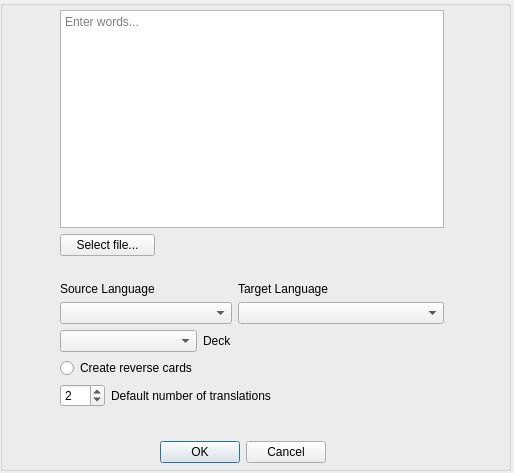
Before: the Qt Designer form src/ui/main_dialog.ui in stevejkcode/easyvocab, drawn with Qt 5.
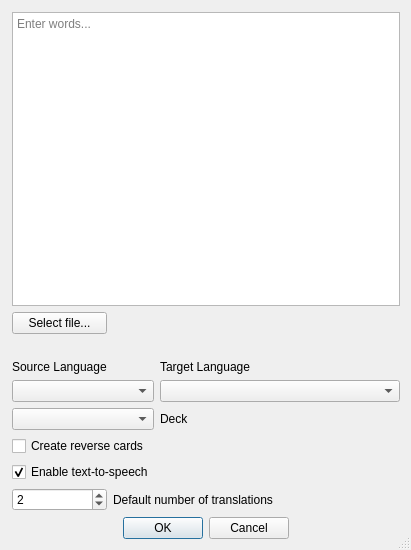
After: the same form once the commit is applied.

Commit message: Add tts option to main dialog

Diff of the .ui file:
```diff
--- a/src/ui/main_dialog.ui
+++ b/src/ui/main_dialog.ui
@@ -6,43 +6,42 @@
    <rect>
     <x>0</x>
     <y>0</y>
-    <width>514</width>
-    <height>473</height>
+    <width>411</width>
+    <height>550</height>
    </rect>
   </property>
   <property name="windowTitle">
    <string>Generate Foreign Language Cards</string>
   </property>
-  <widget class="QGroupBox" name="groupBox">
-   <property name="geometry">
-    <rect>
-     <x>0</x>
-     <y>0</y>
-     <width>511</width>
-     <height>471</height>
-    </rect>
-   </property>
-   <property name="title">
-    <string/>
-   </property>
-   <widget class="QWidget" name="">
+  <property name="autoFillBackground">
+   <bool>true</bool>
+  </property>
+  <property name="sizeGripEnabled">
+   <bool>true</bool>
+  </property>
+  <property name="modal">
+   <bool>true</bool>
+  </property>
+  <widget class="QWidget" name="layoutWidget">
     <property name="geometry">
      <rect>
-      <x>60</x>
-      <y>10</y>
-      <width>384</width>
-      <height>397</height>
-     </rect>
-    </property>
+     <x>12</x>
+     <y>12</y>
+     <width>388</width>
+     <height>527</height>
+    </rect>
+   </property>
+   <layout class="QVBoxLayout" name="verticalLayout">
+    <item>
     <layout class="QGridLayout" name="gridLayout">
-     <item row="0" column="0" colspan="5">
+      <item row="0" column="0" colspan="4">
       <widget class="QTextEdit" name="textEdit">
        <property name="placeholderText">
         <string>Enter words...</string>
        </property>
       </widget>
      </item>
-     <item row="1" column="0" colspan="2">
+      <item row="1" column="0">
       <widget class="QPushButton" name="pushButton">
        <property name="toolTip">
         <string>&lt;html&gt;&lt;head/&gt;&lt;body&gt;&lt;p&gt;Import words file&lt;/p&gt;&lt;/body&gt;&lt;/html&gt;</string>
@@ -52,20 +51,20 @@
        </property>
       </widget>
      </item>
-     <item row="1" column="2" colspan="3">
+      <item row="1" column="1" colspan="3">
       <spacer name="horizontalSpacer">
        <property name="orientation">
         <enum>Qt::Horizontal</enum>
        </property>
        <property name="sizeHint" stdset="0">
         <size>
-         <width>228</width>
+          <width>188</width>
          <height>20</height>
         </size>
        </property>
       </spacer>
      </item>
-     <item row="2" column="0" colspan="5">
+      <item row="2" column="0" colspan="4">
       <spacer name="horizontalSpacer_4">
        <property name="orientation">
         <enum>Qt::Horizontal</enum>
@@ -78,86 +77,70 @@
        </property>
       </spacer>
      </item>
-     <item row="3" column="0" colspan="2">
+      <item row="3" column="0">
       <widget class="QLabel" name="label_3">
        <property name="text">
         <string>Source Language</string>
        </property>
       </widget>
      </item>
-     <item row="3" column="4">
+      <item row="3" column="2" colspan="2">
       <widget class="QLabel" name="label_4">
        <property name="text">
         <string>Target Language</string>
        </property>
       </widget>
      </item>
-     <item row="4" column="0" colspan="4">
-      <widget class="QComboBox" name="comboBox_2"/>
-     </item>
-     <item row="4" column="4">
+      <item row="4" column="2" colspan="2">
       <widget class="QComboBox" name="comboBox_3"/>
      </item>
-     <item row="5" column="0" colspan="3">
-      <widget class="QComboBox" name="comboBox">
-       <property name="toolTip">
-        <string>&lt;html&gt;&lt;head/&gt;&lt;body&gt;&lt;p&gt;Choose or create a deck to import words into&lt;/p&gt;&lt;/body&gt;&lt;/html&gt;</string>
-       </property>
-       <property name="statusTip">
-        <string/>
-       </property>
-       <property name="currentText">
-        <string/>
-       </property>
-       <property name="placeholderText">
-        <string>Deck</string>
-       </property>
-      </widget>
-     </item>
-     <item row="5" column="3">
+      <item row="5" column="2">
       <widget class="QLabel" name="label">
        <property name="text">
         <string>Deck</string>
        </property>
       </widget>
      </item>
-     <item row="5" column="4">
+      <item row="5" column="3">
       <spacer name="horizontalSpacer_2">
        <property name="orientation">
         <enum>Qt::Horizontal</enum>
        </property>
        <property name="sizeHint" stdset="0">
         <size>
-         <width>138</width>
+          <width>48</width>
          <height>20</height>
         </size>
        </property>
       </spacer>
      </item>
-     <item row="6" column="0" colspan="3">
-      <widget class="QRadioButton" name="radioButton">
-       <property name="toolTip">
-        <string>&lt;html&gt;&lt;head/&gt;&lt;body&gt;&lt;p&gt;Create reverse vocab cards in addition to normal ones.&lt;/p&gt;&lt;/body&gt;&lt;/html&gt;</string>
-       </property>
-       <property name="text">
-        <string>Create reverse cards</string>
-       </property>
-      </widget>
-     </item>
-     <item row="6" column="3" colspan="2">
+      <item row="6" column="2" colspan="2">
       <spacer name="horizontalSpacer_3">
        <property name="orientation">
         <enum>Qt::Horizontal</enum>
        </property>
        <property name="sizeHint" stdset="0">
         <size>
-         <width>178</width>
+          <width>138</width>
          <height>20</height>
         </size>
        </property>
       </spacer>
      </item>
-     <item row="7" column="0">
+      <item row="7" column="2" colspan="2">
+       <spacer name="horizontalSpacer_5">
+        <property name="orientation">
+         <enum>Qt::Horizontal</enum>
+        </property>
+        <property name="sizeHint" stdset="0">
+         <size>
+          <width>138</width>
+          <height>20</height>
+         </size>
+        </property>
+       </spacer>
+      </item>
+      <item row="8" column="0">
       <widget class="QSpinBox" name="spinBox">
        <property name="toolTip">
         <string>&lt;html&gt;&lt;head/&gt;&lt;body&gt;&lt;p&gt;The default number of translations to use on the reverse side of each card&lt;/p&gt;&lt;/body&gt;&lt;/html&gt;</string>
@@ -167,31 +150,71 @@
        </property>
       </widget>
      </item>
-     <item row="7" column="1" colspan="4">
+      <item row="8" column="1" colspan="3">
       <widget class="QLabel" name="label_2">
        <property name="text">
         <string>Default number of translations</string>
        </property>
       </widget>
      </item>
-    </layout>
-   </widget>
+      <item row="4" column="0" colspan="2">
+       <widget class="QComboBox" name="comboBox_2"/>
+      </item>
+      <item row="5" column="0" colspan="2">
+       <widget class="QComboBox" name="comboBox">
+        <property name="toolTip">
+         <string>&lt;html&gt;&lt;head/&gt;&lt;body&gt;&lt;p&gt;Choose which deck to import the generated cards into.&lt;/p&gt;&lt;/body&gt;&lt;/html&gt;</string>
+        </property>
+        <property name="statusTip">
+         <string/>
+        </property>
+        <property name="currentText">
+         <string/>
+        </property>
+        <property name="placeholderText">
+         <string>Deck</string>
+        </property>
+       </widget>
+      </item>
+      <item row="6" column="0" colspan="2">
+       <widget class="QCheckBox" name="checkBox">
+        <property name="toolTip">
+         <string>&lt;html&gt;&lt;head/&gt;&lt;body&gt;&lt;p&gt;Create reverse vocab cards in addition to normal ones.&lt;/p&gt;&lt;/body&gt;&lt;/html&gt;</string>
+        </property>
+        <property name="text">
+         <string>Create reverse cards</string>
+        </property>
+       </widget>
+      </item>
+      <item row="7" column="0" colspan="2">
+       <widget class="QCheckBox" name="checkBox_2">
+        <property name="toolTip">
+         <string>Enable text to speech. Google TTS will be used to generate audio for your cards.</string>
+        </property>
+        <property name="text">
+         <string>Enable text-to-speech</string>
+        </property>
+        <property name="checked">
+         <bool>true</bool>
+        </property>
+       </widget>
+      </item>
+     </layout>
+    </item>
+    <item>
    <widget class="QDialogButtonBox" name="buttonBox">
-    <property name="geometry">
-     <rect>
-      <x>160</x>
-      <y>440</y>
-      <width>166</width>
-      <height>25</height>
-     </rect>
-    </property>
     <property name="orientation">
      <enum>Qt::Horizontal</enum>
     </property>
     <property name="standardButtons">
      <set>QDialogButtonBox::Cancel|QDialogButtonBox::Ok</set>
     </property>
-   </widget>
+      <property name="centerButtons">
+       <bool>true</bool>
+      </property>
+     </widget>
+    </item>
+   </layout>
   </widget>
  </widget>
  <resources/>
```
Lines whose indentation alone changed are shown as unchanged. The commit also changes 1 other file.
